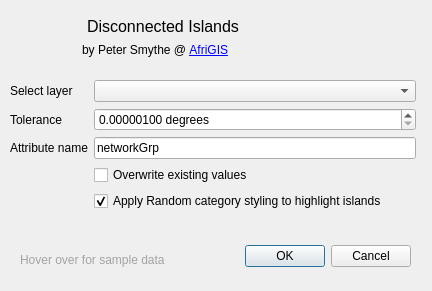
petersmythe/disconnected-islands, file disconnected_islands_dialog_base.ui: the form before one commit.
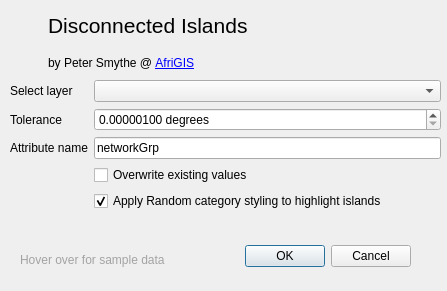
The form after the commit. Icons and pictures are not drawn.

Commit message: Version 1.0.1 (2016-04-07)     - fixed cut off icon & heading size for Mac     - fixed plugin unload (from wrong menu)     - removed deprecated setCacheImage

```diff
--- a/disconnected_islands_dialog_base.ui
+++ b/disconnected_islands_dialog_base.ui
@@ -6,7 +6,7 @@
    <rect>
     <x>0</x>
     <y>0</y>
-    <width>432</width>
+    <width>447</width>
     <height>291</height>
    </rect>
   </property>
@@ -34,30 +34,74 @@
     <rect>
      <x>10</x>
      <y>10</y>
-     <width>229</width>
-     <height>34</height>
+     <width>301</width>
+     <height>68</height>
     </rect>
    </property>
-   <layout class="QHBoxLayout" name="horizontalLayout">
-    <item>
+   <layout class="QGridLayout" name="gridLayout">
+    <item row="0" column="1">
+     <widget class="QLabel" name="label_2">
+      <property name="minimumSize">
+       <size>
+        <width>0</width>
+        <height>32</height>
+       </size>
+      </property>
+      <property name="text">
+       <string>&lt;html&gt;&lt;head/&gt;&lt;body&gt;&lt;p&gt;&lt;span style=&quot; font-size:16pt;&quot;&gt;Disconnected Islands  &lt;/span&gt;&lt;/p&gt;&lt;/body&gt;&lt;/html&gt;</string>
+      </property>
+      <property name="scaledContents">
+       <bool>false</bool>
+      </property>
+     </widget>
+    </item>
+    <item row="1" column="1">
+     <widget class="QLabel" name="labelAfriGIS">
+      <property name="minimumSize">
+       <size>
+        <width>0</width>
+        <height>24</height>
+       </size>
+      </property>
+      <property name="text">
+       <string>&lt;html&gt;&lt;head/&gt;&lt;body&gt;&lt;p&gt;by Peter Smythe @ &lt;a href=&quot;https://www.afrigis.co.za&quot;&gt;&lt;span style=&quot; text-decoration: underline; color:#0000ff;&quot;&gt;AfriGIS&lt;/span&gt;&lt;/a&gt;&lt;/p&gt;&lt;/body&gt;&lt;/html&gt;</string>
+      </property>
+      <property name="openExternalLinks">
+       <bool>true</bool>
+      </property>
+     </widget>
+    </item>
+    <item row="0" column="0">
      <widget class="QLabel" name="label_icon">
+      <property name="minimumSize">
+       <size>
+        <width>32</width>
+        <height>32</height>
+       </size>
+      </property>
       <property name="text">
        <string/>
       </property>
       <property name="pixmap">
        <pixmap resource="resources.qrc">:/plugins/DisconnectedIslands/icon.png</pixmap>
       </property>
+      <property name="alignment">
+       <set>Qt::AlignLeading|Qt::AlignLeft|Qt::AlignTop</set>
+      </property>
      </widget>
     </item>
-    <item>
-     <widget class="QLabel" name="label_2">
-      <property name="text">
-       <string>&lt;html&gt;&lt;head/&gt;&lt;body&gt;&lt;p&gt;&lt;span style=&quot; font-size:12pt;&quot;&gt;Disconnected Islands&lt;/span&gt;&lt;/p&gt;&lt;/body&gt;&lt;/html&gt;</string>
+    <item row="0" column="2">
+     <spacer name="horizontalSpacer">
+      <property name="orientation">
+       <enum>Qt::Horizontal</enum>
       </property>
-      <property name="scaledContents">
-       <bool>false</bool>
+      <property name="sizeHint" stdset="0">
+       <size>
+        <width>40</width>
+        <height>20</height>
+       </size>
       </property>
-     </widget>
+     </spacer>
     </item>
    </layout>
   </widget>
@@ -66,7 +110,7 @@
     <rect>
      <x>10</x>
      <y>80</y>
-     <width>406</width>
+     <width>431</width>
      <height>136</height>
     </rect>
    </property>
@@ -153,22 +197,6 @@
     </item>
    </layout>
   </widget>
-  <widget class="QLabel" name="labelAfriGIS">
-   <property name="geometry">
-    <rect>
-     <x>82</x>
-     <y>40</y>
-     <width>161</width>
-     <height>20</height>
-    </rect>
-   </property>
-   <property name="text">
-    <string>&lt;html&gt;&lt;head/&gt;&lt;body&gt;&lt;p&gt;by Peter Smythe @ &lt;a href=&quot;https://www.afrigis.co.za&quot;&gt;&lt;span style=&quot; text-decoration: underline; color:#0000ff;&quot;&gt;AfriGIS&lt;/span&gt;&lt;/a&gt;&lt;/p&gt;&lt;/body&gt;&lt;/html&gt;</string>
-   </property>
-   <property name="openExternalLinks">
-    <bool>true</bool>
-   </property>
-  </widget>
   <widget class="QLabel" name="label_6">
    <property name="geometry">
     <rect>
```
Left out of the diff: 1 changed line with no effect on the pictures. The commit also changes 2 other files.
